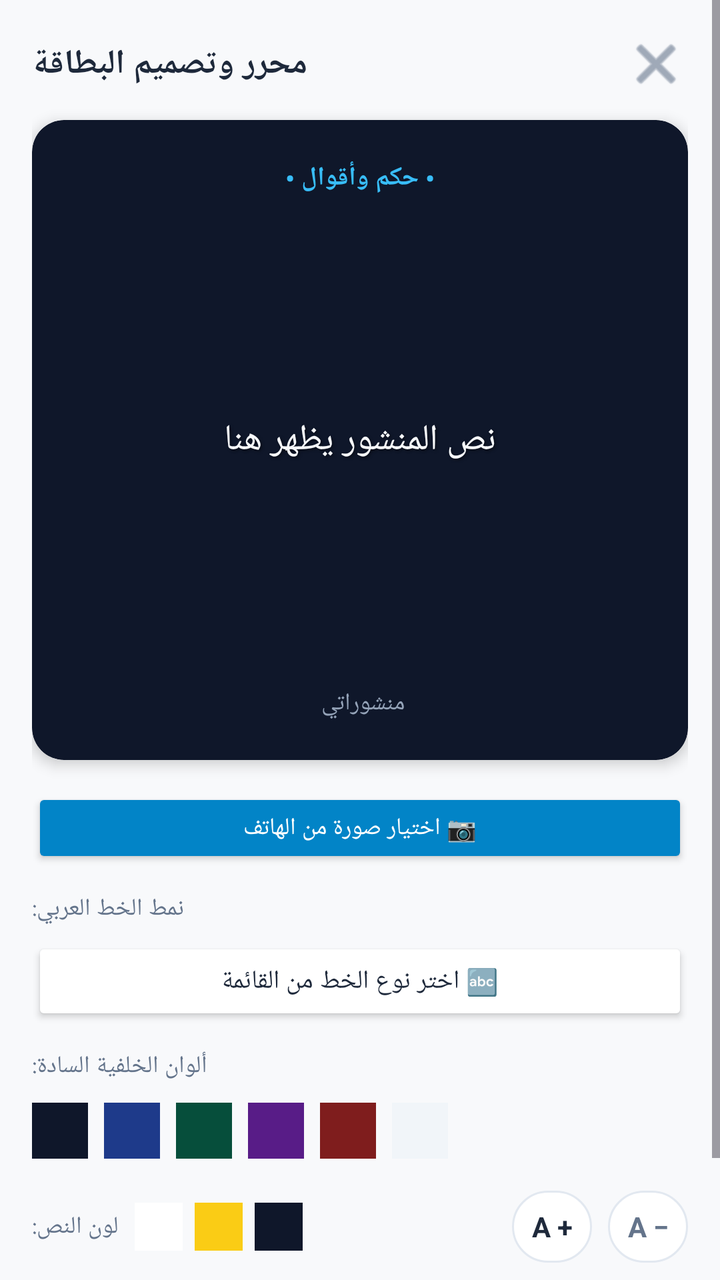
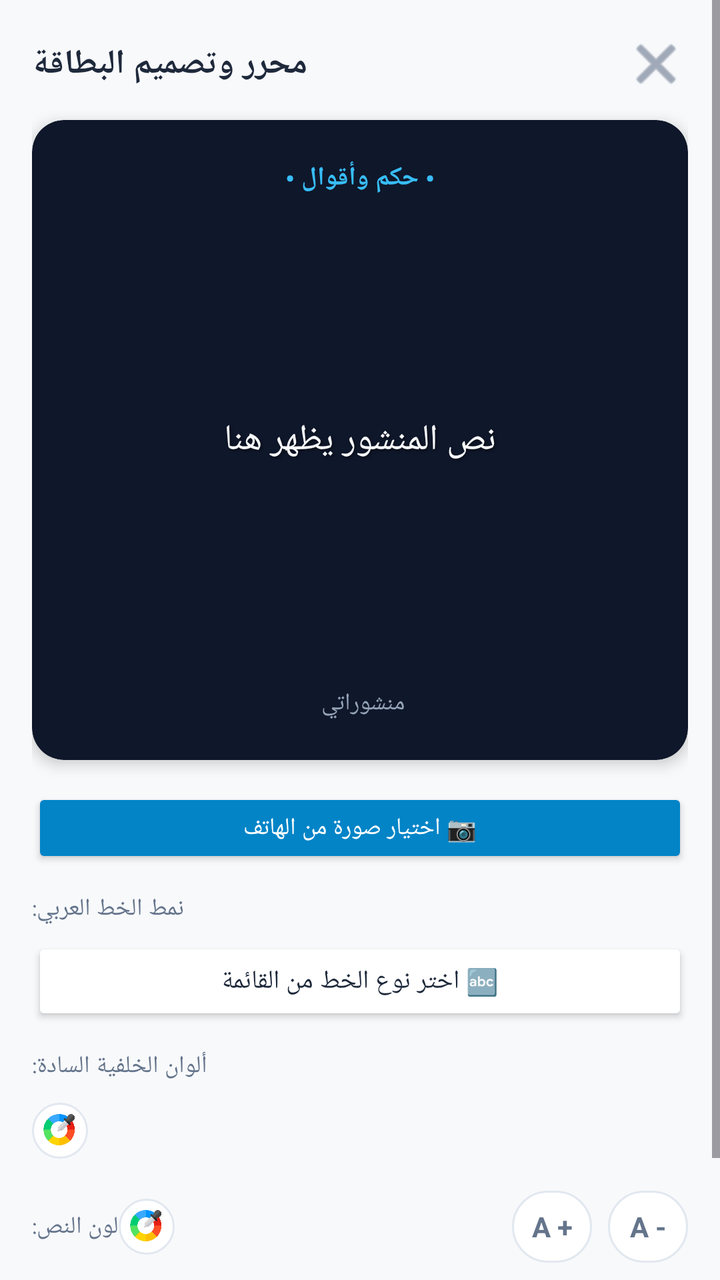

Screens rendered from an Android XML layout before and after an edit, with the pre-edit source and the edit as a unified diff.
<!-- AndroidManifest.xml: application theme Theme.Material3.DayNight.NoActionBar -->
<!-- res/layout/dialog_image_preview.xml -->
<?xml version="1.0" encoding="utf-8"?>
<ScrollView xmlns:android="http://schemas.android.com/apk/res/android"
    xmlns:app="http://schemas.android.com/apk/res-auto"
    android:layout_width="match_parent"
    android:layout_height="wrap_content"
    android:background="@color/bg_main"
    android:layoutDirection="rtl">

    <LinearLayout
        android:layout_width="match_parent"
        android:layout_height="wrap_content"
        android:orientation="vertical"
        android:padding="16dp">

        
        <RelativeLayout
            android:layout_width="match_parent"
            android:layout_height="wrap_content"
            android:layout_marginBottom="12dp">

            <TextView
                android:layout_width="wrap_content"
                android:layout_height="wrap_content"
                android:layout_alignParentStart="true"
                android:layout_centerVertical="true"
                android:text="محرر وتصميم البطاقة"
                android:textColor="@color/text_primary"
                android:textSize="17sp"
                android:textStyle="bold" />

            <ImageView
                android:id="@+id/btnCloseDialog"
                android:layout_width="32dp"
                android:layout_height="32dp"
                android:layout_alignParentEnd="true"
                android:layout_centerVertical="true"
                android:src="@android:drawable/ic_menu_close_clear_cancel"
                app:tint="@color/text_secondary"
                android:background="?attr/selectableItemBackgroundBorderless" />
        </RelativeLayout>

        
        <androidx.cardview.widget.CardView
            android:id="@+id/cardPreviewContainer"
            android:layout_width="match_parent"
            android:layout_height="320dp"
            app:cardCornerRadius="16dp"
            app:cardElevation="4dp"
            app:cardBackgroundColor="#0F172A">

            <FrameLayout
                android:layout_width="match_parent"
                android:layout_height="match_parent">

                
                <ImageView
                    android:id="@+id/ivCustomBackground"
                    android:layout_width="match_parent"
                    android:layout_height="match_parent"
                    android:scaleType="centerCrop"
                    android:visibility="gone" />

                
                <View
                    android:id="@+id/viewOverlay"
                    android:layout_width="match_parent"
                    android:layout_height="match_parent"
                    android:background="#66000000"
                    android:visibility="gone" />

                
                <RelativeLayout
                    android:id="@+id/layoutCardContent"
                    android:layout_width="match_parent"
                    android:layout_height="match_parent"
                    android:padding="20dp">

                    <TextView
                        android:id="@+id/tvPreviewCategory"
                        android:layout_width="wrap_content"
                        android:layout_height="wrap_content"
                        android:layout_alignParentTop="true"
                        android:layout_centerHorizontal="true"
                        android:text="• حكم وأقوال •"
                        android:textColor="#38BDF8"
                        android:textSize="13sp"
                        android:textStyle="bold" />

                    <TextView
                        android:id="@+id/tvPreviewContent"
                        android:layout_width="match_parent"
                        android:layout_height="wrap_content"
                        android:layout_centerInParent="true"
                        android:gravity="center"
                        android:text="نص المنشور يظهر هنا"
                        android:textColor="#F8FAFC"
                        android:textSize="18sp"
                        android:lineSpacingExtra="6dp"
                        android:shadowColor="#80000000"
                        android:shadowDx="1.5"
                        android:shadowDy="1.5"
                        android:shadowRadius="3" />

                    <TextView
                        android:id="@+id/tvPreviewWatermark"
                        android:layout_width="wrap_content"
                        android:layout_height="wrap_content"
                        android:layout_alignParentBottom="true"
                        android:layout_centerHorizontal="true"
                        android:text="منشوراتي "
                        android:textColor="#94A3B8"
                        android:textSize="12sp" />
                </RelativeLayout>
            </FrameLayout>
        </androidx.cardview.widget.CardView>

        
        <LinearLayout
            android:layout_width="match_parent"
            android:layout_height="wrap_content"
            android:layout_marginTop="14dp"
            android:gravity="center_vertical"
            android:orientation="horizontal">

            <Button
                android:id="@+id/btnPickImage"
                android:layout_width="0dp"
                android:layout_height="40dp"
                android:layout_weight="1"
                android:text="📷 اختيار صورة من الهاتف"
                android:textSize="12sp"
                android:textColor="#FFFFFF"
                android:backgroundTint="#0284C7" />

            <Button
                android:id="@+id/btnRemoveImage"
                android:layout_width="wrap_content"
                android:layout_height="40dp"
                android:layout_marginStart="8dp"
                android:text="إزالة الصورة"
                android:textSize="12sp"
                android:textColor="#EF4444"
                android:backgroundTint="@color/search_bg"
                android:visibility="gone" />
        </LinearLayout>

        
        <TextView
            android:layout_width="wrap_content"
            android:layout_height="wrap_content"
            android:layout_marginTop="12dp"
            android:layout_marginBottom="6dp"
            android:text="نمط الخط العربي:"
            android:textColor="@color/text_secondary"
            android:textSize="12sp" />

        <Button
            android:id="@+id/btnOpenFontPicker"
            android:layout_width="match_parent"
            android:layout_height="44dp"
            android:text="🔤 اختر نوع الخط من القائمة"
            android:textSize="13sp"
            android:textColor="@color/text_primary"
            android:backgroundTint="@color/search_bg" />

        
        <TextView
            android:layout_width="wrap_content"
            android:layout_height="wrap_content"
            android:layout_marginTop="12dp"
            android:layout_marginBottom="6dp"
            android:text="ألوان الخلفية السادة:"
            android:textColor="@color/text_secondary"
            android:textSize="12sp" />

        <LinearLayout
            android:layout_width="match_parent"
            android:layout_height="36dp"
            android:gravity="center_vertical"
            android:orientation="horizontal">

            <View android:id="@+id/btnColorDark" android:layout_width="28dp" android:layout_height="28dp" android:layout_marginEnd="8dp" android:background="#0F172A" />
            <View android:id="@+id/btnColorBlue" android:layout_width="28dp" android:layout_height="28dp" android:layout_marginEnd="8dp" android:background="#1E3A8A" />
            <View android:id="@+id/btnColorGreen" android:layout_width="28dp" android:layout_height="28dp" android:layout_marginEnd="8dp" android:background="#064E3B" />
            <View android:id="@+id/btnColorPurple" android:layout_width="28dp" android:layout_height="28dp" android:layout_marginEnd="8dp" android:background="#581C87" />
            <View android:id="@+id/btnColorDarkRed" android:layout_width="28dp" android:layout_height="28dp" android:layout_marginEnd="8dp" android:background="#7F1D1D" />
            <View android:id="@+id/btnColorLight" android:layout_width="28dp" android:layout_height="28dp" android:background="#F1F5F9" />
        </LinearLayout>

        
        <LinearLayout
            android:layout_width="match_parent"
            android:layout_height="wrap_content"
            android:layout_marginTop="12dp"
            android:gravity="center_vertical"
            android:orientation="horizontal">

            <TextView
                android:layout_width="wrap_content"
                android:layout_height="wrap_content"
                android:text="لون النص:"
                android:textColor="@color/text_secondary"
                android:textSize="12sp" />

            <View android:id="@+id/btnTextColorWhite" android:layout_width="24dp" android:layout_height="24dp" android:layout_marginStart="8dp" android:background="#FFFFFF" />
            <View android:id="@+id/btnTextColorYellow" android:layout_width="24dp" android:layout_height="24dp" android:layout_marginStart="6dp" android:background="#FACC15" />
            <View android:id="@+id/btnTextColorBlack" android:layout_width="24dp" android:layout_height="24dp" android:layout_marginStart="6dp" android:background="#0F172A" />

            <View
                android:layout_width="0dp"
                android:layout_height="1dp"
                android:layout_weight="1" />

            
            <TextView
                android:id="@+id/btnPreviewBigger"
                android:layout_width="40dp"
                android:layout_height="36dp"
                android:gravity="center"
                android:text="A +"
                android:textColor="@color/text_primary"
                android:textSize="14sp"
                android:textStyle="bold"
                android:background="@drawable/bg_search_bar" />

            
            <TextView
                android:id="@+id/btnPreviewSmaller"
                android:layout_width="40dp"
                android:layout_height="36dp"
                android:layout_marginStart="8dp"
                android:gravity="center"
                android:text="A −"
                android:textColor="@color/text_secondary"
                android:textSize="14sp"
                android:textStyle="bold"
                android:background="@drawable/bg_search_bar" />
        </LinearLayout>

        
        <LinearLayout
            android:layout_width="match_parent"
            android:layout_height="wrap_content"
            android:layout_marginTop="16dp"
            android:orientation="horizontal">

            <Button
                android:id="@+id/btnCancelPreview"
                android:layout_width="0dp"
                android:layout_height="44dp"
                android:layout_weight="1"
                android:layout_marginEnd="4dp"
                android:text="إلغاء"
                android:textColor="@color/text_primary"
                android:backgroundTint="@color/search_bg" />

            <Button
                android:id="@+id/btnSaveImage"
                android:layout_width="0dp"
                android:layout_height="44dp"
                android:layout_weight="1.2"
                android:layout_marginEnd="4dp"
                android:text=" حفظ بالمعرض"
                android:textColor="#FFFFFF"
                android:textSize="12sp"
                android:backgroundTint="#10B981" />

            <Button
                android:id="@+id/btnConfirmShare"
                android:layout_width="0dp"
                android:layout_height="44dp"
                android:layout_weight="1.3"
                android:text="مشاركة الصورة"
                android:textColor="#FFFFFF"
                android:textSize="12sp"
                android:backgroundTint="#0284C7" />
        </LinearLayout>
    </LinearLayout>
</ScrollView>
<!-- resources referenced by this layout -->
<resources>
  <color name="bg_main">#F8F9FB</color>
  <color name="search_bg">#FFFFFF</color>
  <color name="text_primary">#1E293B</color>
  <color name="text_secondary">#64748B</color>
  <!-- drawable bg_search_bar (drawable) -->
  <?xml version="1.0" encoding="utf-8"?>
  <shape xmlns:android="http://schemas.android.com/apk/res/android">
      <solid android:color="#FFFFFF" />
      <corners android:radius="24dp" />
      <stroke android:width="1dp" android:color="#E2E8F0" />
  </shape>
</resources>

<!-- the commit's change to res/layout/dialog_image_preview.xml (unified diff, before → after) -->
@@ -173,18 +173,21 @@
             android:textColor="@color/text_secondary"
             android:textSize="12sp" />
 
-        <LinearLayout
+<LinearLayout
             android:layout_width="match_parent"
             android:layout_height="36dp"
             android:gravity="center_vertical"
             android:orientation="horizontal">
 
-            <View android:id="@+id/btnColorDark" android:layout_width="28dp" android:layout_height="28dp" android:layout_marginEnd="8dp" android:background="#0F172A" />
-            <View android:id="@+id/btnColorBlue" android:layout_width="28dp" android:layout_height="28dp" android:layout_marginEnd="8dp" android:background="#1E3A8A" />
-            <View android:id="@+id/btnColorGreen" android:layout_width="28dp" android:layout_height="28dp" android:layout_marginEnd="8dp" android:background="#064E3B" />
-            <View android:id="@+id/btnColorPurple" android:layout_width="28dp" android:layout_height="28dp" android:layout_marginEnd="8dp" android:background="#581C87" />
-            <View android:id="@+id/btnColorDarkRed" android:layout_width="28dp" android:layout_height="28dp" android:layout_marginEnd="8dp" android:background="#7F1D1D" />
-            <View android:id="@+id/btnColorLight" android:layout_width="28dp" android:layout_height="28dp" android:background="#F1F5F9" />
+            
+            <ImageButton
+                android:id="@+id/btnBgColorCustom"
+                android:layout_width="28dp"
+                android:layout_height="28dp"
+                android:background="@drawable/bg_search_bar" 
+                android:src="@drawable/ic_color_picker" 
+                android:scaleType="centerInside"
+                android:padding="4dp" />
         </LinearLayout>
 
         
@@ -202,9 +205,17 @@
                 android:textColor="@color/text_secondary"
                 android:textSize="12sp" />
 
-            <View android:id="@+id/btnTextColorWhite" android:layout_width="24dp" android:layout_height="24dp" android:layout_marginStart="8dp" android:background="#FFFFFF" />
-            <View android:id="@+id/btnTextColorYellow" android:layout_width="24dp" android:layout_height="24dp" android:layout_marginStart="6dp" android:background="#FACC15" />
-            <View android:id="@+id/btnTextColorBlack" android:layout_width="24dp" android:layout_height="24dp" android:layout_marginStart="6dp" android:background="#0F172A" />
+             
+
+            
+            <ImageButton
+                android:id="@+id/btnTextColorCustom"
+                android:layout_width="28dp"
+                android:layout_height="28dp"
+                android:background="@drawable/bg_search_bar" 
+                android:src="@drawable/ic_color_picker" 
+                android:scaleType="centerInside"
+                android:padding="4dp" />
 
             <View
                 android:layout_width="0dp"
@@ -218,7 +229,7 @@
                 android:layout_height="36dp"
                 android:gravity="center"
                 android:text="A +"
-                android:textColor="@color/text_primary"
+                android:textColor="@color/text_secondary"
                 android:textSize="14sp"
                 android:textStyle="bold"
                 android:background="@drawable/bg_search_bar" />
@@ -230,7 +241,7 @@
                 android:layout_height="36dp"
                 android:layout_marginStart="8dp"
                 android:gravity="center"
-                android:text="A −"
+                android:text="A -"
                 android:textColor="@color/text_secondary"
                 android:textSize="14sp"
                 android:textStyle="bold"
<!-- resource entries referenced after the edit -->
@@ -11,5 +11,6 @@
       <corners android:radius="24dp" />
       <stroke android:width="1dp" android:color="#E2E8F0" />
   </shape>
+  <!-- drawable ic_color_picker: png bitmap (drawable, 58686 bytes) -->
 </resources>
 
